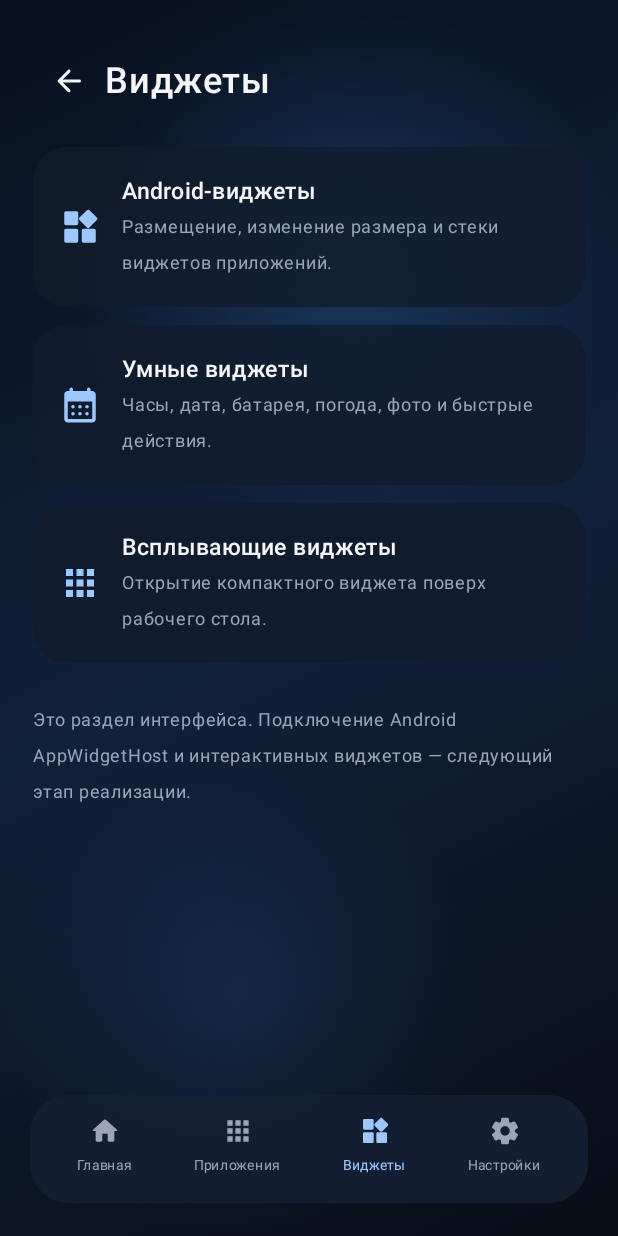
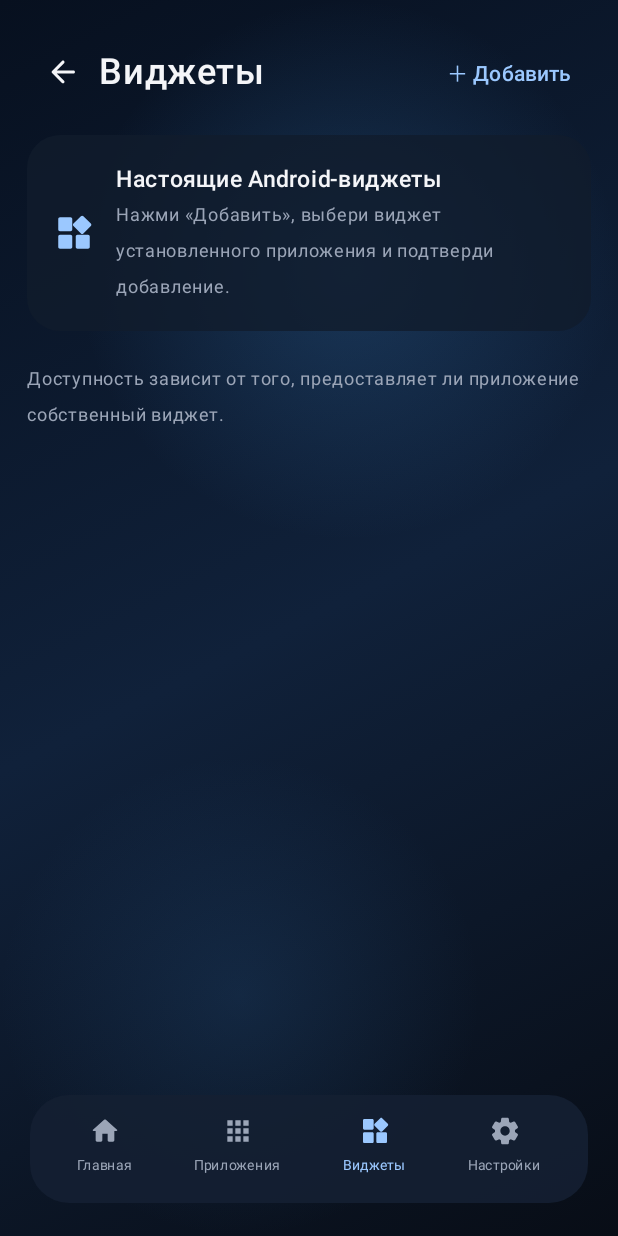
Before and after one commit to kfasa637/MyLauncher-, an Android app built with Jetpack Compose: the screen it shows after launch (MainActivity), after a tap on "Виджеты", on a phone screen of 412 x 824 dp. Run offline under Robolectric (Android 15) with nearby library versions, the phone set to English and light mode, and no system bars.

Commit message:
feat: integrate real Android app widgets

```diff
--- a/app/src/main/java/com/malauncher/MainActivity.kt
+++ b/app/src/main/java/com/malauncher/MainActivity.kt
@@ -1,5 +1,7 @@
 package com.malauncher
 
+import android.appwidget.AppWidgetHost
+import android.appwidget.AppWidgetManager
 import android.content.Context
 import android.content.Intent
 import android.os.Bundle
@@ -60,6 +62,7 @@ import androidx.compose.ui.graphics.Brush
 import androidx.compose.ui.graphics.Color
 import androidx.compose.ui.graphics.asImageBitmap
 import androidx.compose.ui.platform.LocalContext
+import androidx.compose.ui.viewinterop.AndroidView
 import androidx.compose.ui.text.font.FontWeight
 import androidx.compose.ui.text.style.TextAlign
 import androidx.compose.ui.text.style.TextOverflow
@@ -86,14 +89,39 @@ private val AccentPalette = listOf(
 private enum class LauncherPage { HOME, APPS, WIDGETS, SETTINGS }
 
 class MainActivity : ComponentActivity() {
+    private lateinit var widgetHost: AppWidgetHost
+    private val widgetIds = mutableListOf<Int>()
+    private val widgetPrefs by lazy { getSharedPreferences("launcher_widgets", Context.MODE_PRIVATE) }
     override fun onCreate(savedInstanceState: Bundle?) {
         super.onCreate(savedInstanceState)
-        setContent { MaterialTheme { LauncherRoot() } }
+        widgetHost = AppWidgetHost(this, 0x4D41)
+        widgetIds.addAll(widgetPrefs.getString("ids", "").orEmpty().split(",").mapNotNull { it.toIntOrNull() })
+        setContent { MaterialTheme { LauncherRoot(widgetHost, widgetIds.toList(), { addWidget() }, { id ->
+            widgetHost.deleteAppWidgetId(id); widgetIds.remove(id); persistWidgets()
+        }) } }
     }
+    override fun onStart() { super.onStart(); runCatching { widgetHost.startListening() } }
+    override fun onStop() { runCatching { widgetHost.stopListening() }; super.onStop() }
+    @Suppress("DEPRECATION")
+    private fun addWidget() {
+        val id = widgetHost.allocateAppWidgetId()
+        val intent = Intent(AppWidgetManager.ACTION_APPWIDGET_PICK).putExtra(AppWidgetManager.EXTRA_APPWIDGET_ID, id)
+        startActivityForResult(intent, 0x4D41)
+    }
+    @Deprecated("Deprecated by Android; retained for widget picker compatibility")
+    override fun onActivityResult(requestCode: Int, resultCode: Int, data: Intent?) {
+        super.onActivityResult(requestCode, resultCode, data)
+        if (requestCode != 0x4D41) return
+        val id = data?.getIntExtra(AppWidgetManager.EXTRA_APPWIDGET_ID, -1) ?: -1
+        if (resultCode == RESULT_OK && id >= 0 && widgetHost.appWidgetManager.getAppWidgetInfo(id) != null) {
+            if (!widgetIds.contains(id)) widgetIds.add(id); persistWidgets()
+        } else if (id >= 0) widgetHost.deleteAppWidgetId(id)
+    }
+    private fun persistWidgets() { widgetPrefs.edit().putString("ids", widgetIds.joinToString(",")).apply() }
 }
 
 @Composable
-private fun LauncherRoot() {
+private fun LauncherRoot(widgetHost: AppWidgetHost, widgetIds: List<Int>, onAddWidget: () -> Unit, onRemoveWidget: (Int) -> Unit) {
     val context = LocalContext.current
     val repository = remember { AppRepository(context) }
     var apps by remember { mutableStateOf(repository.loadApps()) }
@@ -126,7 +154,7 @@ private fun LauncherRoot() {
                     onBack = { page = LauncherPage.HOME; search = ""; category = null },
                     onLaunch = { launch(context, it) }
                 )
-                LauncherPage.WIDGETS -> WidgetsPage(onBack = { page = LauncherPage.HOME })
+                LauncherPage.WIDGETS -> WidgetsPage(widgetHost, widgetIds, onAddWidget, onRemoveWidget) { page = LauncherPage.HOME }
                 LauncherPage.SETTINGS -> SettingsPage(
                     accentIndex = accentIndex, columns = columns, iconSize = iconSize,
                     clockSize = clockSize, labels = labels,
@@ -314,20 +342,38 @@ private fun AppIcon(app: LauncherApp, accent: Color, size: Int, showLabel: Boole
 }
 
 @Composable
-private fun WidgetsPage(onBack: () -> Unit) {
-    Column(Modifier.fillMaxSize().padding(start = 22.dp, end = 22.dp, top = 30.dp, bottom = 100.dp)) {
+private fun WidgetsPage(widgetHost: AppWidgetHost, widgetIds: List<Int>, onAddWidget: () -> Unit, onRemoveWidget: (Int) -> Unit, onBack: () -> Unit) {
+    val context = LocalContext.current
+    val manager = remember { AppWidgetManager.getInstance(context) }
+    Column(Modifier.fillMaxSize().padding(start = 18.dp, end = 18.dp, top = 24.dp, bottom = 100.dp)) {
         Row(verticalAlignment = Alignment.CenterVertically) {
             IconButton(onClick = onBack) { Icon(Icons.Rounded.ArrowBack, null, tint = Ink) }
             Text("Виджеты", color = Ink, fontSize = 24.sp, fontWeight = FontWeight.SemiBold)
+            Spacer(Modifier.weight(1f))
+            TextButton(onClick = onAddWidget) { Text("＋ Добавить", color = AccentPalette[0]) }
         }
-        Spacer(Modifier.height(20.dp))
-        FeatureCard("Android-виджеты", "Размещение, изменение размера и стеки виджетов приложений.", Icons.Rounded.Widgets)
-        FeatureCard("Умные виджеты", "Часы, дата, батарея, погода, фото и быстрые действия.", Icons.Rounded.CalendarMonth)
-        FeatureCard("Всплывающие виджеты", "Открытие компактного виджета поверх рабочего стола.", Icons.Rounded.Apps)
-        Text("Это раздел интерфейса. Подключение Android AppWidgetHost и интерактивных виджетов — следующий этап реализации.", color = Muted, fontSize = 12.sp, modifier = Modifier.padding(top = 14.dp))
+        if (widgetIds.isEmpty()) {
+            Spacer(Modifier.height(18.dp))
+            FeatureCard("Настоящие Android-виджеты", "Нажми «Добавить», выбери виджет установленного приложения и подтверди добавление.", Icons.Rounded.Widgets)
+            Text("Доступность зависит от того, предоставляет ли приложение собственный виджет.", color = Muted, fontSize = 12.sp, modifier = Modifier.padding(top = 8.dp))
+        } else {
+            LazyColumn(Modifier.weight(1f), contentPadding = PaddingValues(top = 12.dp, bottom = 20.dp), verticalArrangement = Arrangement.spacedBy(14.dp)) {
+                items(widgetIds, key = { it }) { id ->
+                    val info = remember(id) { manager.getAppWidgetInfo(id) }
+                    if (info != null) {
+                        Column(Modifier.fillMaxWidth().clip(RoundedCornerShape(20.dp)).background(Color(0xFF172337)).padding(12.dp)) {
+                            Row(verticalAlignment = Alignment.CenterVertically) {
+                                Text(info.loadLabel(context.packageManager).toString(), color = Ink, fontSize = 14.sp, fontWeight = FontWeight.SemiBold, modifier = Modifier.weight(1f))
+                                TextButton(onClick = { onRemoveWidget(id) }) { Text("Убрать", color = Color(0xFFFF9B9B)) }
+                            }
+                            AndroidView(factory = { ctx -> widgetHost.createView(ctx, id, info).apply { setAppWidget(id, info) } }, modifier = Modifier.fillMaxWidth())
+                        }
+                    }
+                }
+            }
+        }
     }
 }
-
 @Composable
 private fun FeatureCard(title: String, description: String, icon: androidx.compose.ui.graphics.vector.ImageVector) {
     Row(
```
